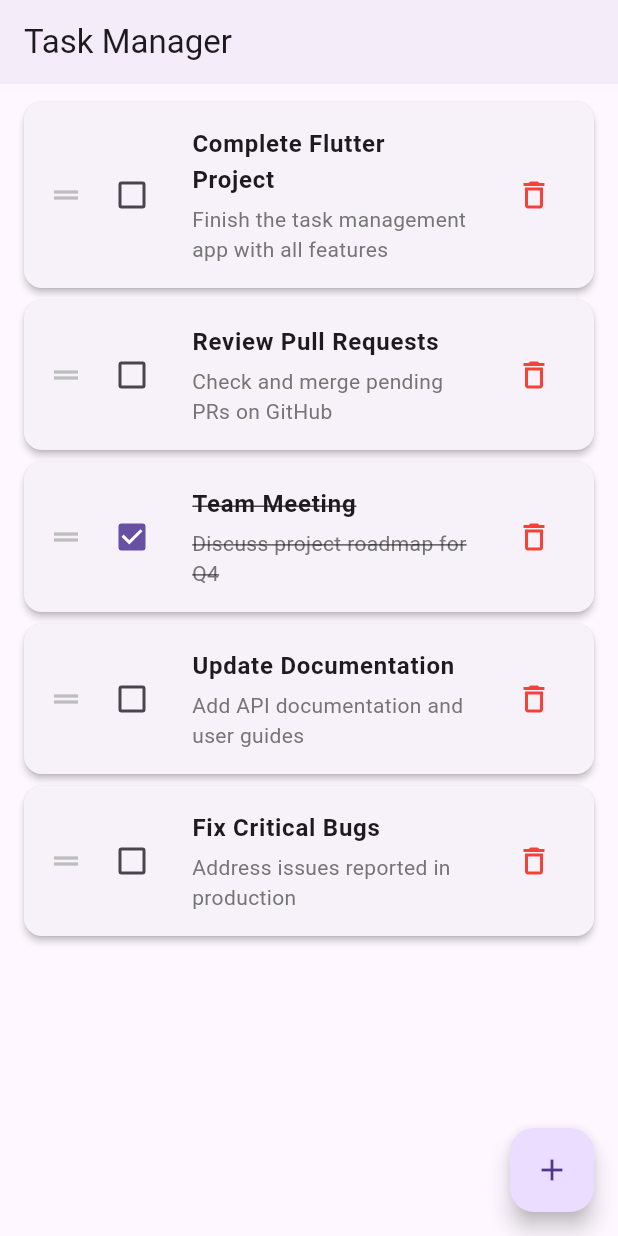
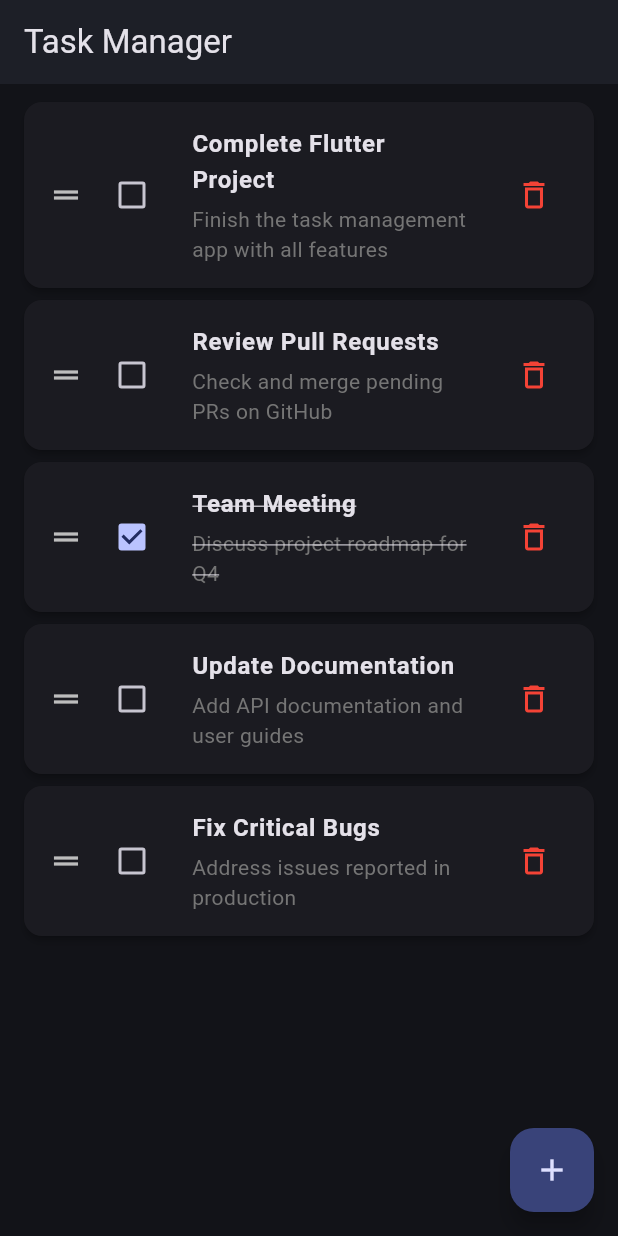
Before and after one commit to MostafaSensei106/Mostafa-Mahmoud-Week2-Interactive-Dismissible-Lists, a Flutter app: the screen it shows after launch, on a phone screen of 412 x 824 dp. Run offline on Flutter 3.47's test engine with Material 3 defaults, Android fonts, the light colour scheme and no system bars.

Commit message:
feat(theme): implement dark mode with Material 3

```diff
--- a/lib/main.dart
+++ b/lib/main.dart
@@ -5,13 +5,16 @@ void main() {
 }
 
 class TaskManagerApp extends StatelessWidget {
-  const TaskManagerApp({Key? key}) : super(key: key);
+  const TaskManagerApp({super.key});
 
   @override
   Widget build(BuildContext context) {
     return MaterialApp(
       title: 'Task Manager',
-      theme: ThemeData(primarySwatch: Colors.blue, useMaterial3: true),
+      theme: ThemeData(
+        colorSchemeSeed: Colors.indigo,
+        brightness: Brightness.dark,
+      ),
       home: const TaskManagerHome(),
       debugShowCheckedModeBanner: false,
     );
@@ -47,7 +50,7 @@ class Task {
 }
 
 class TaskManagerHome extends StatefulWidget {
-  const TaskManagerHome({Key? key}) : super(key: key);
+  const TaskManagerHome({super.key});
 
   @override
   State<TaskManagerHome> createState() => _TaskManagerHomeState();
```
Also changed, not shown: 2 other files.
